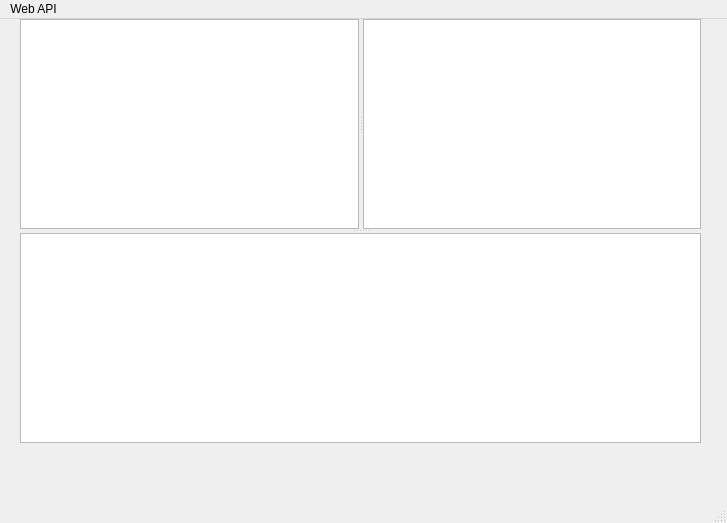
Before: the Qt Designer form playlist-maker/mainwindow.ui in alypko/qt-spotify-playlist-maker, drawn with Qt 5.
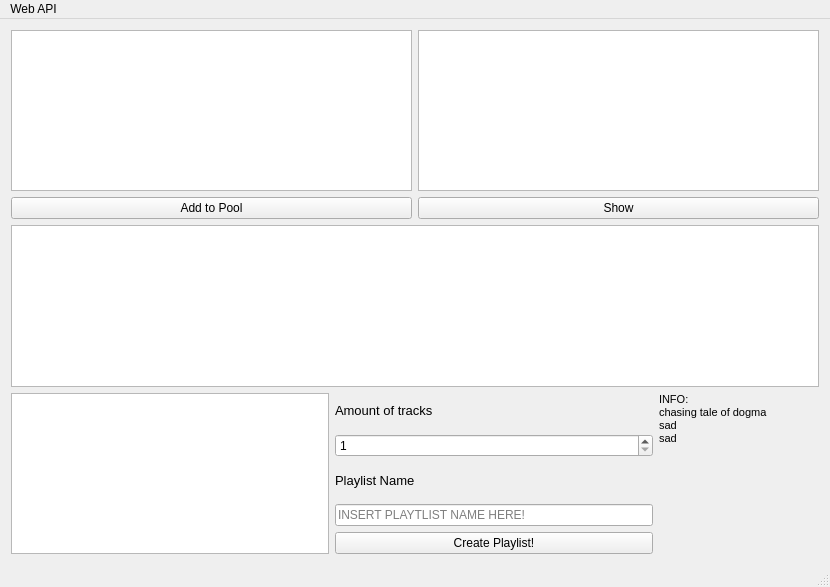
After: the same form once the commit is applied.

Commit message: put recs into new playlist, song-pool for recs

Diff of the .ui file:
```diff
--- a/playlist-maker/mainwindow.ui
+++ b/playlist-maker/mainwindow.ui
@@ -6,8 +6,8 @@
    <rect>
     <x>0</x>
     <y>0</y>
-    <width>727</width>
-    <height>523</height>
+    <width>830</width>
+    <height>587</height>
    </rect>
   </property>
   <property name="windowTitle">
@@ -20,42 +20,158 @@
      <verstretch>0</verstretch>
     </sizepolicy>
    </property>
-   <widget class="QSplitter" name="splitter_2">
-    <property name="geometry">
-     <rect>
-      <x>20</x>
-      <y>0</y>
-      <width>681</width>
-      <height>424</height>
-     </rect>
-    </property>
-    <property name="orientation">
-     <enum>Qt::Vertical</enum>
-    </property>
-    <widget class="QSplitter" name="splitter">
-     <property name="orientation">
-      <enum>Qt::Horizontal</enum>
-     </property>
+   <layout class="QVBoxLayout" name="verticalLayout_2">
+    <item>
+     <layout class="QHBoxLayout" name="horizontalLayout">
+      <item>
+       <widget class="QListWidget" name="listSong">
+        <property name="selectionMode">
+         <enum>QAbstractItemView::ExtendedSelection</enum>
+        </property>
+       </widget>
+      </item>
+      <item>
+       <widget class="QListWidget" name="listPlaylist">
+        <property name="enabled">
+         <bool>true</bool>
+        </property>
+       </widget>
+      </item>
+     </layout>
+    </item>
+    <item>
+     <layout class="QHBoxLayout" name="horizontalLayout_3">
+      <item>
+       <widget class="QPushButton" name="addButton">
+        <property name="text">
+         <string>Add to Pool</string>
+        </property>
+       </widget>
+      </item>
+      <item>
+       <widget class="QPushButton" name="showButton">
+        <property name="text">
+         <string>Show</string>
+        </property>
+       </widget>
+      </item>
+     </layout>
+    </item>
+    <item>
      <widget class="QPlainTextEdit" name="teOutput">
       <property name="enabled">
        <bool>true</bool>
       </property>
      </widget>
-     <widget class="QListWidget" name="listPlaylist">
-      <property name="enabled">
-       <bool>true</bool>
-      </property>
-     </widget>
-    </widget>
-    <widget class="QListWidget" name="listSong"/>
-   </widget>
+    </item>
+    <item>
+     <layout class="QHBoxLayout" name="horizontalLayout_2">
+      <item>
+       <widget class="QListWidget" name="listPool">
+        <property name="enabled">
+         <bool>true</bool>
+        </property>
+       </widget>
+      </item>
+      <item>
+       <layout class="QVBoxLayout" name="verticalLayout">
+        <property name="bottomMargin">
+         <number>0</number>
+        </property>
+        <item>
+         <widget class="QLabel" name="label">
+          <property name="font">
+           <font>
+            <pointsize>10</pointsize>
+           </font>
+          </property>
+          <property name="text">
+           <string>Amount of tracks</string>
+          </property>
+         </widget>
+        </item>
+        <item>
+         <widget class="QSpinBox" name="spinLimit">
+          <property name="minimum">
+           <number>1</number>
+          </property>
+          <property name="maximum">
+           <number>20</number>
+          </property>
+         </widget>
+        </item>
+        <item>
+         <widget class="QLabel" name="label_2">
+          <property name="font">
+           <font>
+            <pointsize>10</pointsize>
+           </font>
+          </property>
+          <property name="text">
+           <string>Playlist Name</string>
+          </property>
+         </widget>
+        </item>
+        <item>
+         <widget class="QLineEdit" name="linePlaylistName">
+          <property name="inputMask">
+           <string/>
+          </property>
+          <property name="text">
+           <string/>
+          </property>
+          <property name="frame">
+           <bool>true</bool>
+          </property>
+          <property name="placeholderText">
+           <string>INSERT PLAYTLIST NAME HERE!</string>
+          </property>
+         </widget>
+        </item>
+        <item>
+         <widget class="QPushButton" name="createButton">
+          <property name="text">
+           <string>Create Playlist!</string>
+          </property>
+         </widget>
+        </item>
+       </layout>
+      </item>
+      <item>
+       <widget class="QLabel" name="label_3">
+        <property name="lineWidth">
+         <number>1</number>
+        </property>
+        <property name="text">
+         <string>&lt;!DOCTYPE HTML PUBLIC &quot;-//W3C//DTD HTML 4.0//EN&quot; &quot;http://www.w3.org/TR/REC-html40/strict.dtd&quot;&gt;
+&lt;html&gt;&lt;head&gt;&lt;meta name=&quot;qrichtext&quot; content=&quot;1&quot; /&gt;&lt;style type=&quot;text/css&quot;&gt;
+p, li { white-space: pre-wrap; }
+&lt;/style&gt;&lt;/head&gt;&lt;body style=&quot; font-family:'MS Shell Dlg 2'; font-size:7.8pt; font-weight:400; font-style:normal;&quot;&gt;
+&lt;p style=&quot; margin-top:12px; margin-bottom:12px; margin-left:0px; margin-right:0px; -qt-block-indent:0; text-indent:0px;&quot;&gt;&lt;span style=&quot; font-size:8pt;&quot;&gt;INFO:&lt;br /&gt;chasing tale of dogma&lt;br /&gt;sad&lt;br /&gt;sad&lt;/span&gt;&lt;/p&gt;
+&lt;p style=&quot; margin-top:12px; margin-bottom:12px; margin-left:0px; margin-right:0px; -qt-block-indent:0; text-indent:0px;&quot;&gt;&lt;span style=&quot; font-size:8pt;&quot;&gt;		&lt;/span&gt;&lt;/p&gt;
+&lt;p style=&quot; margin-top:12px; margin-bottom:12px; margin-left:0px; margin-right:0px; -qt-block-indent:0; text-indent:0px;&quot;&gt;&lt;span style=&quot; font-size:8pt;&quot;&gt;&lt;br /&gt;&lt;/span&gt;&lt;/p&gt;&lt;/body&gt;&lt;/html&gt;</string>
+        </property>
+        <property name="textFormat">
+         <enum>Qt::AutoText</enum>
+        </property>
+        <property name="alignment">
+         <set>Qt::AlignLeading|Qt::AlignLeft|Qt::AlignTop</set>
+        </property>
+        <property name="indent">
+         <number>-1</number>
+        </property>
+       </widget>
+      </item>
+     </layout>
+    </item>
+   </layout>
   </widget>
   <widget class="QMenuBar" name="menuBar">
    <property name="geometry">
     <rect>
      <x>0</x>
      <y>0</y>
-     <width>727</width>
+     <width>830</width>
      <height>20</height>
     </rect>
    </property>
```
Left out of the diff: 1 changed line with no effect on the pictures. The commit also changes 3 other files.
